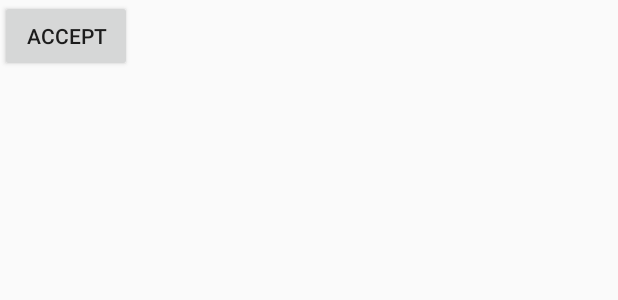
After one commit to tfilip/HackItAll2018, an Android app: the layout activity_offer.xml on its own in the app's theme, with its tools: preview values and no code run, on a phone screen of 412 x 824 dp. The commit adds this screen. Shown: the top 300 px of the screen. Run offline under Robolectric (Android 15) with nearby library versions, the phone set to English and light mode, and no system bars.

Commit message:
+la buton

```diff
--- /dev/null
+++ b/app/src/main/res/layout/activity_offer.xml
@@ -0,0 +1,14 @@
+<?xml version="1.0" encoding="utf-8"?>
+<RelativeLayout
+    xmlns:android="http://schemas.android.com/apk/res/android" android:layout_width="match_parent"
+    android:layout_height="match_parent">
+
+
+    <Button
+        android:layout_width="wrap_content"
+        android:layout_height="wrap_content"
+        android:text="Accept"
+        android:layout_marginBottom="25dp"
+        />
+
+</RelativeLayout>
```
Also changed, not shown: app/src/main/res/layout/activity_restaurant_main2.xml (+13 -0 lines).
